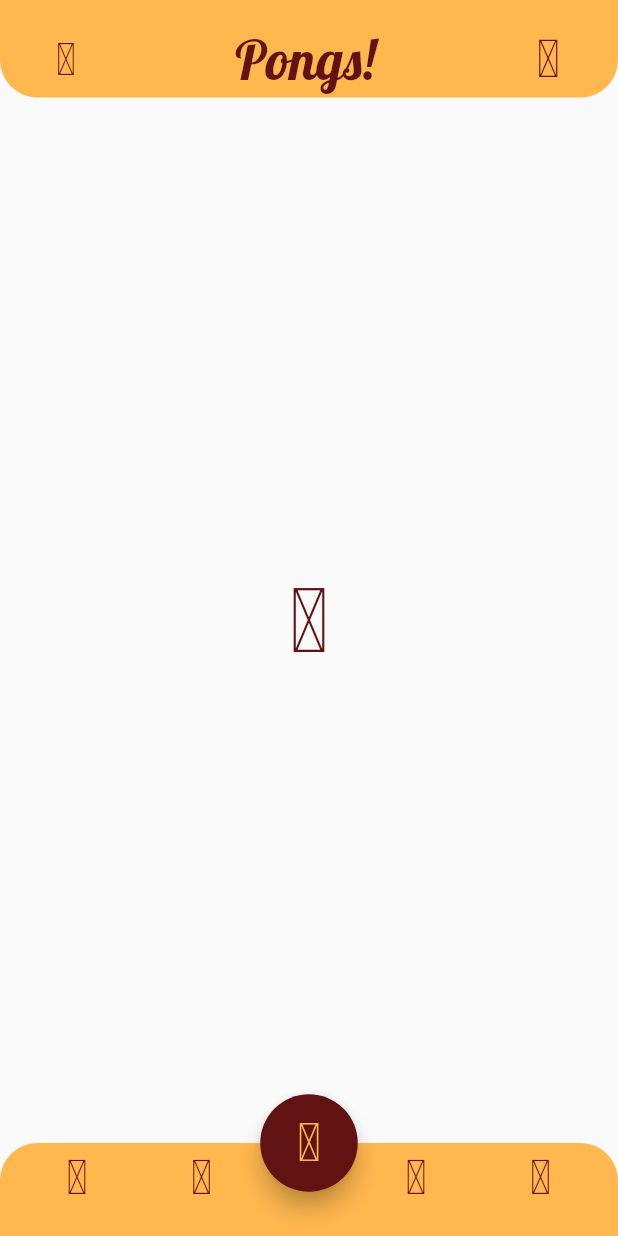
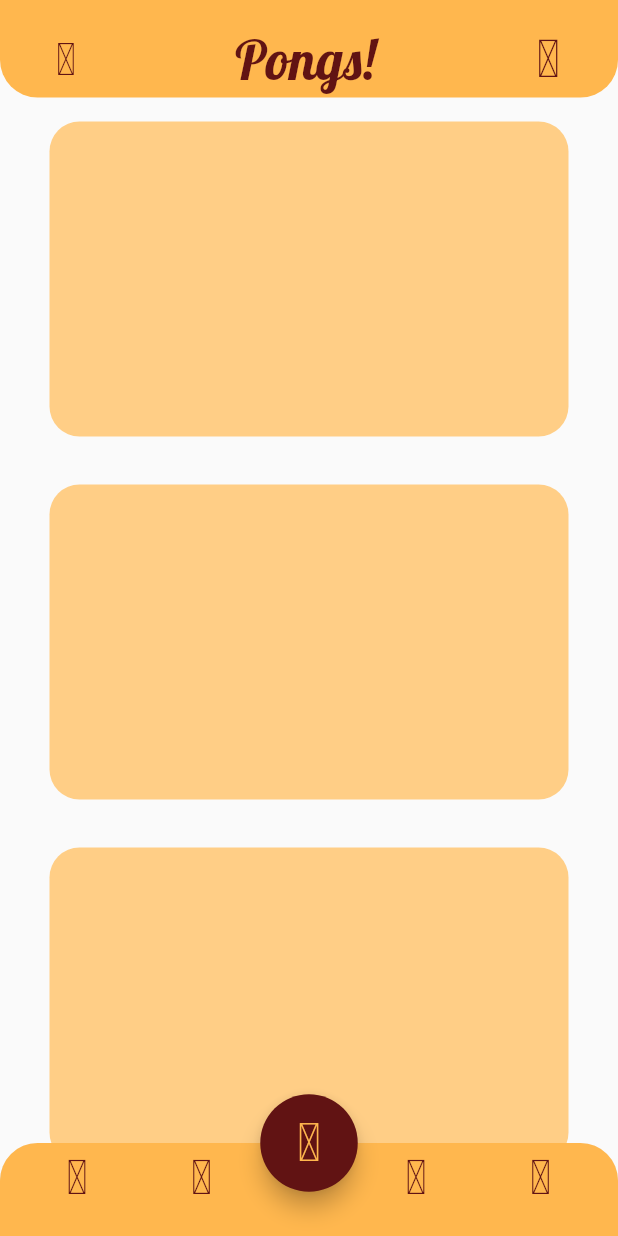
Before and after one commit to hewrique/pongs, a Flutter app: the HomeView screen opened directly, on a phone screen of 412 x 824 dp. Run offline on Flutter 3.47's test engine with Material 2 defaults, Android fonts, the phone set to English and light mode, and no system bars; our stand-ins replace get_it, google_fonts.

Commit message:
feat(tela inicial): Adicionando esqueleto do widget do card da home.

```diff
--- a/lib/app/views/home/home_view.dart
+++ b/lib/app/views/home/home_view.dart
@@ -2,6 +2,7 @@ import 'package:flutter/material.dart';
 import 'package:pongs/app/icons/pongs_icons.dart';
 import 'package:pongs/app/widgets/app_bar_custom/app_bar_custom_widget.dart';
 import 'package:pongs/app/widgets/bottom_navigation_bar_custom/bottom_navigation_bar_custom_widget.dart';
+import 'package:pongs/app/widgets/card_home/card_home_widget.dart';
 import 'package:pongs/app/widgets/floating_action_button_custom/floating_action_button_custom_widget.dart';
 import 'package:pongs/app/widgets/safe_area_custom/safe_area_custom_widget.dart';
 
@@ -15,12 +16,12 @@ class HomeView extends StatefulWidget {
 class _HomeViewState extends State<HomeView> {
   int currentIndex = 0;
 
-// TODO: Remover os ícones quando for criado as páginas.
+
   List<Widget> pages = const [
     Icon(IconsPongs.home_variant, size: 60, color: Color(0xFF611313)),
-    Icon(IconsPongs.search,  size: 60, color: Color(0xFF611313)),
-    Icon(IconsPongs.heart,  size: 60, color: Color(0xFF611313)),
-    Icon(IconsPongs.account_circle,  size: 60, color: Color(0xFF611313)),
+    Icon(IconsPongs.search, size: 60, color: Color(0xFF611313)),
+    Icon(IconsPongs.heart, size: 60, color: Color(0xFF611313)),
+    Icon(IconsPongs.account_circle, size: 60, color: Color(0xFF611313)),
   ];
 
   @override
@@ -35,12 +36,14 @@ class _HomeViewState extends State<HomeView> {
         onPressed: () {},
       ),
       body: Center(
-        child: Column(
-          mainAxisAlignment: MainAxisAlignment.center,
-          crossAxisAlignment: CrossAxisAlignment.center,
-          children: [
-            pages[currentIndex],
-          ],
+        child: SingleChildScrollView(
+          child: Column(
+            children: const [
+              CardHomeWidget(),
+              CardHomeWidget(),
+              CardHomeWidget()
+            ],
+          ),
         ),
       ),
       bottomNavigationBar: BottomNavigationBarCustom(
--- /dev/null
+++ b/lib/app/widgets/card_home/card_home_widget.dart
@@ -0,0 +1,23 @@
+import 'package:flutter/material.dart';
+import 'package:flutter/src/widgets/framework.dart';
+import 'package:flutter/src/widgets/placeholder.dart';
+
+class CardHomeWidget extends StatelessWidget {
+  const CardHomeWidget({super.key});
+
+  @override
+  Widget build(BuildContext context) {
+    return Column(mainAxisAlignment: MainAxisAlignment.start, children: [
+      Padding(
+        padding: const EdgeInsets.all(16.0),
+        child: Container(
+            width: 346,
+            height: 210,
+            decoration: ShapeDecoration(
+                color: const Color(0xFFFFCE86),
+                shape: RoundedRectangleBorder(
+                    borderRadius: BorderRadius.circular(20)))),
+      )
+    ]);
+  }
+}
```
